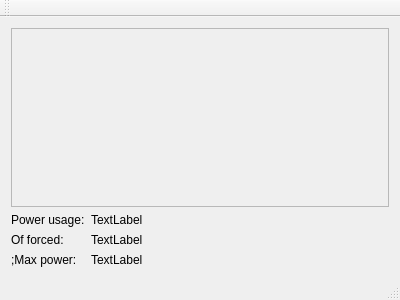
Above: mainwindow.ui from Jaakkonen/Powergrid before the change. Below: the same form after it.
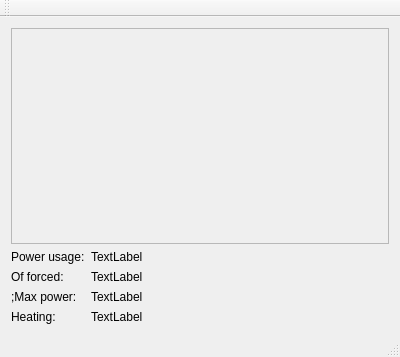
That is the form after the change.

Patch:
```diff
--- a/mainwindow.ui
+++ b/mainwindow.ui
@@ -7,7 +7,7 @@
     <x>0</x>
     <y>0</y>
     <width>400</width>
-    <height>300</height>
+    <height>357</height>
    </rect>
   </property>
   <property name="windowTitle">
@@ -26,7 +26,7 @@
          <x>0</x>
          <y>0</y>
          <width>380</width>
-         <height>146</height>
+         <height>204</height>
         </rect>
        </property>
        <layout class="QHBoxLayout" name="horizontalLayout_2">
@@ -83,6 +83,20 @@
           </property>
          </widget>
         </item>
+        <item row="3" column="0">
+         <widget class="QLabel" name="label_4">
+          <property name="text">
+           <string>Heating:</string>
+          </property>
+         </widget>
+        </item>
+        <item row="3" column="1">
+         <widget class="QLabel" name="heating">
+          <property name="text">
+           <string>TextLabel</string>
+          </property>
+         </widget>
+        </item>
        </layout>
       </item>
       <item>
```
Left out of the diff: 2 changed lines with no effect on the pictures.
